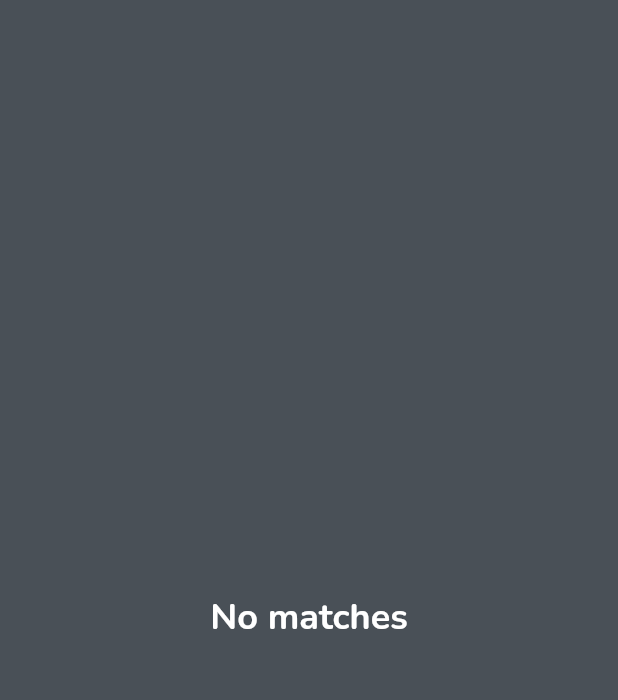
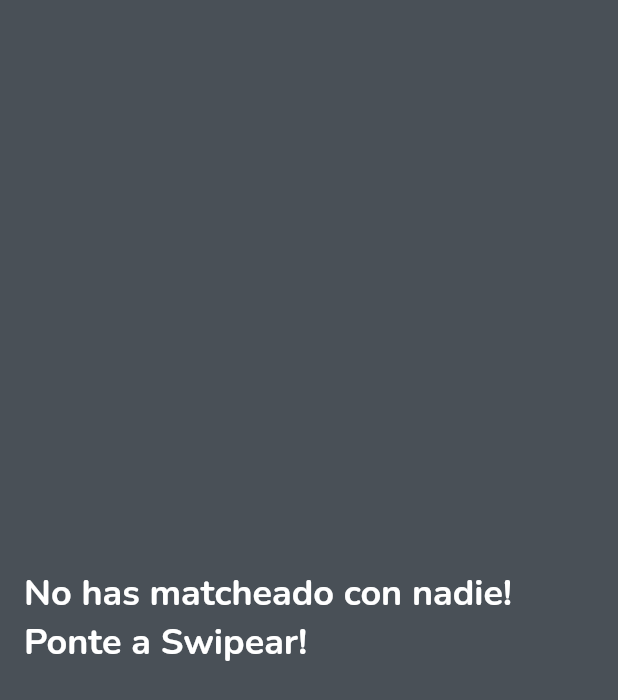
Before and after one commit to manuelam99/Ginder, a Flutter app: the ChatsScreen screen opened directly, on a phone screen of 412 x 824 dp. Shown: the top 700 px of the screen. Run offline on Flutter 3.47's test engine with Material 2 defaults, Android fonts, the phone set to English and light mode, and no system bars; our stand-ins replace cloud_firestore, firebase_auth, firebase_core, firebase_storage, image_picker, numberpicker and 2 more; accounts and stored records are empty.

```diff
--- a/lib/data/db/entity/app_user.dart
+++ b/lib/data/db/entity/app_user.dart
@@ -5,6 +5,7 @@ class AppUser {
   String id;
   String name;
   int age;
+  String number;
   String profilePhotoPath;
   String bio = "";
 
@@ -12,12 +13,14 @@ class AppUser {
       {@required this.id,
       @required this.name,
       @required this.age,
+      @required this.number,
       @required this.profilePhotoPath});
 
   AppUser.fromSnapshot(DocumentSnapshot snapshot) {
     id = snapshot['id'];
     name = snapshot['name'];
     age = snapshot['age'];
+    number = snapshot['number'];
     profilePhotoPath = snapshot['profile_photo_path'];
     bio = snapshot.get('bio') ?? '';
   }
@@ -27,6 +30,7 @@ class AppUser {
       'id': id,
       'name': name,
       'age': age,
+      'number': number,
       'profile_photo_path': profilePhotoPath,
       'bio': bio
     };
--- a/lib/data/model/user_registration.dart
+++ b/lib/data/model/user_registration.dart
@@ -4,4 +4,5 @@ class UserRegistration {
   String email = '';
   String password = '';
   String localProfilePhotoPath = '';
+  String phone = '';
 }
--- a/lib/data/provider/user_provider.dart
+++ b/lib/data/provider/user_provider.dart
@@ -49,6 +49,7 @@ class UserProvider extends ChangeNotifier {
             id: id,
             name: userRegistration.name,
             age: userRegistration.age,
+            number: userRegistration.phone,
             profilePhotoPath: profilePhotoUrl);
         _databaseSource.addUser(user);
         SharedPreferencesUtil.setUserId(id);
--- a/lib/ui/screens/top_navigation_screens/chats_screen.dart
+++ b/lib/ui/screens/top_navigation_screens/chats_screen.dart
@@ -49,7 +49,7 @@ class _ChatsScreenState extends State<ChatsScreen> {
                               return chatWithUsersSnapshot.data.length == 0
                                   ? Center(
                                       child: Container(
-                                          child: Text('No matches',
+                                          child: Text('No has matcheado con nadie! Ponte a Swipear!',
                                               style: Theme.of(context)
                                                   .textTheme
                                                   .headline4)),
```
Also changed, not shown: lib/ui/screens/register_screen.dart (+10 -1 lines), lib/ui/screens/register_sub_screens/add_phone_screen.dart (added, +39 -0 lines).
